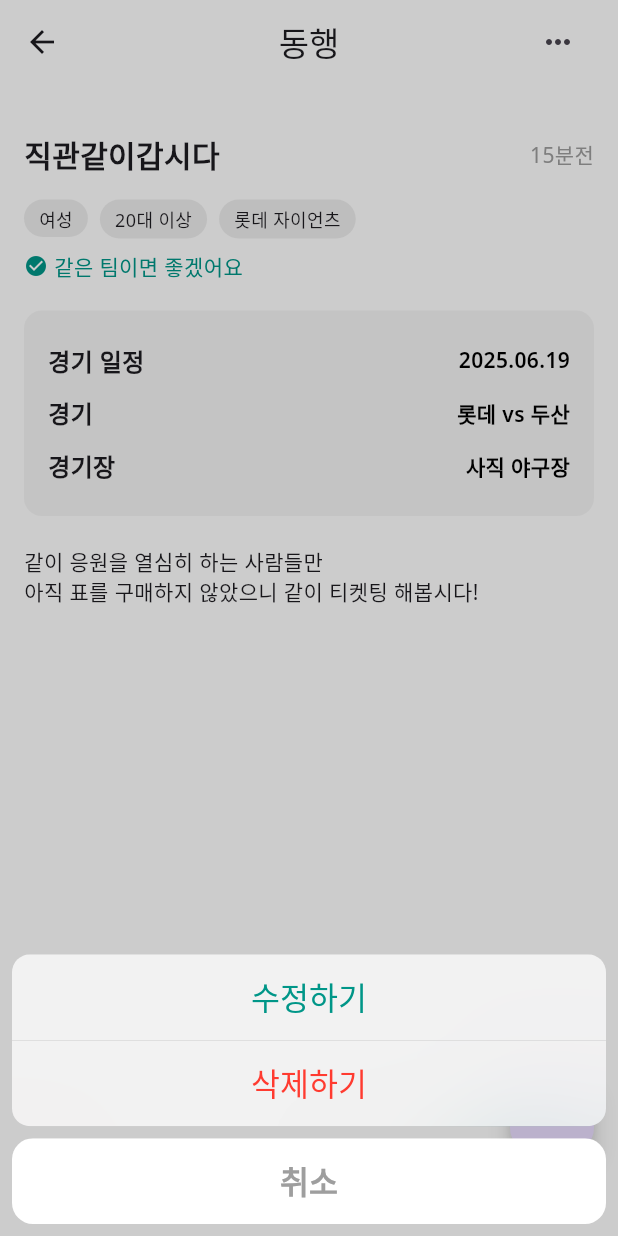
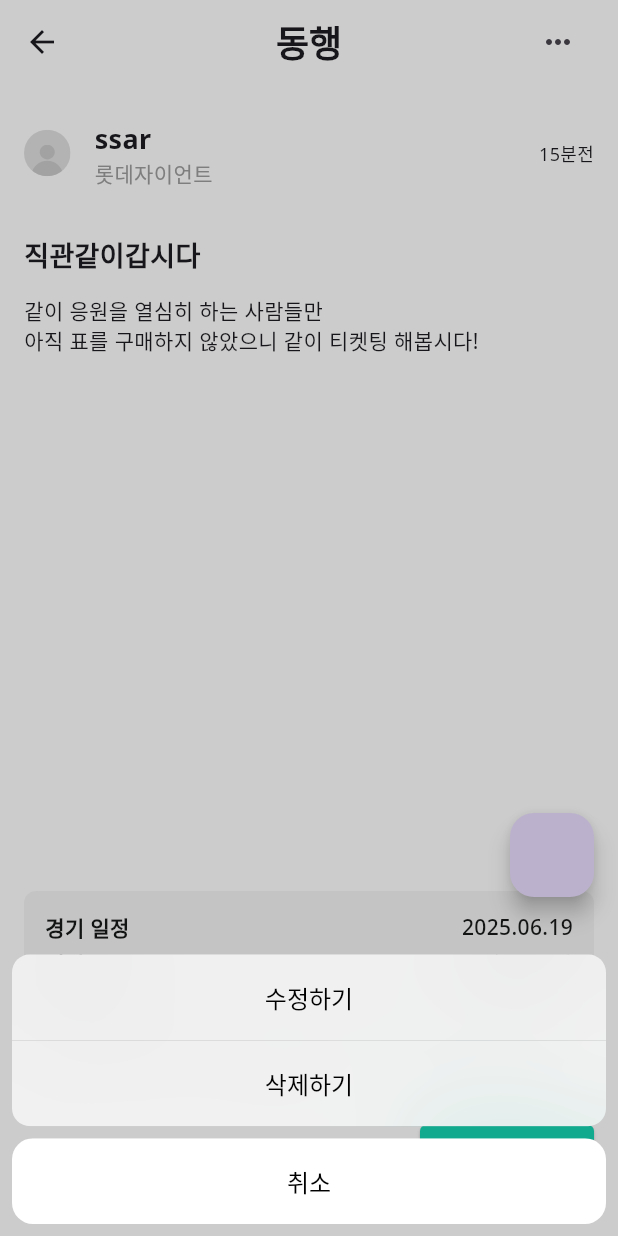
Before and after one commit to ballkkaye/frontend, a Flutter app: the UserMatchDetailPage screen opened directly, after a tap on the "keyboard control" icon, on a phone screen of 412 x 824 dp. Run offline on Flutter 3.47's test engine with Material 3 defaults, Android fonts, the phone set to English and light mode, and no system bars; our stand-ins replace dio, flutter_dotenv, flutter_riverpod, flutter_svg, google_fonts, table_calendar and 1 more.

```diff
--- a/lib/ui/pages/holder/user_match/detail_page/user_match_detail_page.dart
+++ b/lib/ui/pages/holder/user_match/detail_page/user_match_detail_page.dart
@@ -1,7 +1,8 @@
+import 'package:ballkkaye_frontend/_core/style/m_text.dart';
 import 'package:ballkkaye_frontend/ui/pages/holder/user_match/list_page/user_match_list_page.dart';
-import 'package:flutter/cupertino.dart';
 import 'package:flutter/material.dart';
 
+import 'widgets/user_match_detail_action_sheet.dart';
 import 'widgets/user_match_detail_body.dart';
 
 class UserMatchDetailPage extends StatelessWidget {
@@ -13,7 +14,7 @@ class UserMatchDetailPage extends StatelessWidget {
       appBar: _appbar(context),
       body: UserMatchDetailBody(),
       floatingActionButton: Padding(
-        padding: const EdgeInsets.only(bottom: 40),
+        padding: const EdgeInsets.only(bottom: 210),
         child: FloatingActionButton(onPressed: () {
           Navigator.push(
             context,
@@ -26,7 +27,7 @@ class UserMatchDetailPage extends StatelessWidget {
 
   PreferredSizeWidget _appbar(BuildContext context) {
     return AppBar(
-      title: Text('동행'),
+      title: MText.h1("동행"),
       centerTitle: true,
       leading: IconButton(
         icon: Icon(Icons.arrow_back),
@@ -35,40 +36,7 @@ class UserMatchDetailPage extends StatelessWidget {
         },
       ),
       actions: [
-        IconButton(
-          icon: Icon(Icons.more_horiz),
-          onPressed: () {
-            showCupertinoModalPopup(
-              context: context,
-              builder: (BuildContext context) => CupertinoActionSheet(
-                actions: [
-                  CupertinoActionSheetAction(
-                    child: Text('수정하기', style: TextStyle(color: Colors.teal)),
-                    onPressed: () {
-                      Navigator.pop(context);
-                      // 수정 로직
-                    },
-                  ),
-                  CupertinoActionSheetAction(
-                    child: Text('삭제하기'),
-                    isDestructiveAction: true,
-                    onPressed: () {
-                      Navigator.pop(context);
-                      // 삭제 로직
-                    },
-                  ),
-                ],
-                cancelButton: CupertinoActionSheetAction(
-                  child: Text('취소', style: TextStyle(color: Colors.grey)),
-                  isDefaultAction: true,
-                  onPressed: () {
-                    Navigator.pop(context);
-                  },
-                ),
-              ),
-            );
-          },
-        ),
+        UserMatchDetailActionSheet(),
         SizedBox(width: 16),
       ],
       elevation: 0,
--- /dev/null
+++ b/lib/ui/pages/holder/user_match/detail_page/widgets/user_match_detail_action_sheet.dart
@@ -0,0 +1,48 @@
+import 'package:ballkkaye_frontend/_core/style/m_color.dart';
+import 'package:ballkkaye_frontend/_core/style/m_text.dart';
+import 'package:flutter/cupertino.dart';
+import 'package:flutter/material.dart';
+
+class UserMatchDetailActionSheet extends StatelessWidget {
+  const UserMatchDetailActionSheet({
+    super.key,
+  });
+
+  @override
+  Widget build(BuildContext context) {
+    return IconButton(
+      icon: Icon(Icons.more_horiz),
+      onPressed: () {
+        showCupertinoModalPopup(
+          context: context,
+          builder: (BuildContext context) => CupertinoActionSheet(
+            actions: [
+              CupertinoActionSheetAction(
+                child: MText.modal2_4("수정하기", color: MColor.kLabel.strong),
+                onPressed: () {
+                  Navigator.pop(context);
+                  // 수정 로직
+                },
+              ),
+              CupertinoActionSheetAction(
+                child: MText.modal2_4("삭제하기", color: MColor.kLabel.strong),
+                isDestructiveAction: true,
+                onPressed: () {
+                  Navigator.pop(context);
+                  // 삭제 로직
+                },
+              ),
+            ],
+            cancelButton: CupertinoActionSheetAction(
+              child: MText.modal2_4("취소", color: MColor.kLabel.strong),
+              isDefaultAction: true,
+              onPressed: () {
+                Navigator.pop(context);
+              },
+            ),
+          ),
+        );
+      },
+    );
+  }
+}
--- /dev/null
+++ b/lib/ui/pages/holder/user_match/detail_page/widgets/user_match_detail_actionbar.dart
@@ -0,0 +1,47 @@
+import 'package:ballkkaye_frontend/_core/style/m_color.dart';
+import 'package:ballkkaye_frontend/_core/style/m_icon.dart';
+import 'package:ballkkaye_frontend/_core/style/m_text.dart';
+import 'package:flutter/material.dart';
+
+class UserMatchDetailActionBar extends StatelessWidget {
+  const UserMatchDetailActionBar({
+    super.key,
+  });
+
+  @override
+  Widget build(BuildContext context) {
+    return Row(
+      mainAxisAlignment: MainAxisAlignment.spaceBetween,
+      crossAxisAlignment: CrossAxisAlignment.center,
+      children: [
+        MIcon.page.userMatch.like,
+        Spacer(),
+        Row(
+          mainAxisSize: MainAxisSize.min,
+          crossAxisAlignment: CrossAxisAlignment.end, //
+          children: [
+            Padding(
+              padding: EdgeInsets.only(bottom: 2), //
+              child: Text(
+                '현재 2/6명 참여중',
+                style: TextStyle(fontSize: 12, fontWeight: FontWeight.w400, color: MColor.kLabel.alternative),
+              ),
+            ),
+            SizedBox(width: 12.5),
+            ElevatedButton(
+              onPressed: () {},
+              style: ElevatedButton.styleFrom(
+                backgroundColor: MColor.kPrimary.strong,
+                shape: RoundedRectangleBorder(
+                  borderRadius: BorderRadius.circular(4),
+                ),
+                padding: EdgeInsets.symmetric(horizontal: 21),
+              ),
+              child: MText.button1('채팅하기', color: MColor.kLabel.white),
+            ),
+          ],
+        ),
+      ],
+    );
+  }
+}
--- a/lib/ui/pages/holder/user_match/detail_page/widgets/user_match_detail_body.dart
+++ b/lib/ui/pages/holder/user_match/detail_page/widgets/user_match_detail_body.dart
@@ -1,4 +1,10 @@
+import 'package:ballkkaye_frontend/_core/style/m_text.dart';
 import 'package:flutter/material.dart';
+
+import 'user_match_detail_actionbar.dart';
+import 'user_match_detail_match_card.dart';
+import 'user_match_detail_profile.dart';
+import 'user_match_detail_tag_group.dart';
 
 class UserMatchDetailBody extends StatelessWidget {
   const UserMatchDetailBody({
@@ -13,130 +19,32 @@ class UserMatchDetailBody extends StatelessWidget {
         crossAxisAlignment: CrossAxisAlignment.start,
         children: [
           // 제목 + 시간
+          SizedBox(height: 23),
+          UserMatchDetailProfile(),
           SizedBox(height: 32),
-          Row(
-            mainAxisAlignment: MainAxisAlignment.spaceBetween,
-            children: [
-              Text(
-                '직관같이갑시다',
-                style: TextStyle(fontSize: 20, fontWeight: FontWeight.bold),
-              ),
-              Text('15분전', style: TextStyle(color: Colors.grey)),
-            ],
-          ),
-          SizedBox(height: 16),
-
-          // 태그들
-          Wrap(
-            spacing: 8,
-            children: [
-              _buildTag('여성'),
-              _buildTag('20대 이상'),
-              _buildTag('롯데 자이언츠'),
-            ],
-          ),
-
-          SizedBox(height: 8),
-          Row(
-            children: [
-              Icon(Icons.check_circle, color: Colors.teal, size: 16),
-              SizedBox(width: 4),
-              Text('같은 팀이면 좋겠어요', style: TextStyle(color: Colors.teal)),
-            ],
-          ),
-
-          SizedBox(height: 20),
-
-          // 경기 정보 카드
-          Container(
-            padding: EdgeInsets.all(16),
-            decoration: BoxDecoration(
-              color: Colors.grey.shade100,
-              borderRadius: BorderRadius.circular(12),
-            ),
-            child: Column(
-              children: [
-                _buildMatchRow('경기 일정', '2025.06.19'),
-                _buildMatchRow('경기', '롯데 vs 두산'),
-                _buildMatchRow('경기장', '사직 야구장'),
-              ],
-            ),
-          ),
-
-          SizedBox(height: 20),
-          Text(
-            '같이 응원을 열심히 하는 사람들만\n아직 표를 구매하지 않았으니 같이 티켓팅 해봅시다!',
-            style: TextStyle(fontSize: 14),
-          ),
+          MText.h3_6('직관같이갑시다'),
+          SizedBox(height: 13.5),
+          Text('같이 응원을 열심히 하는 사람들만\n아직 표를 구매하지 않았으니 같이 티켓팅 해봅시다!',
+              style: TextStyle(fontSize: 14, fontWeight: FontWeight.w400)),
 
           Spacer(),
 
+          // 경기 정보 카드
+          UserMatchDetailMatchCard(),
+
+          SizedBox(height: 9),
+
+          // 태그들
+          UserMatchDetailTagGroup(),
+
+          SizedBox(height: 23),
+
           // 참여 인원 + 버튼
-          Row(
-            mainAxisAlignment: MainAxisAlignment.spaceBetween,
-            crossAxisAlignment: CrossAxisAlignment.center,
-            children: [
-              Icon(Icons.favorite_border, color: Colors.red),
+          UserMatchDetailActionBar(),
 
-              Spacer(), // 아이콘과 텍스트/버튼 사이 간격을 밀어냄
-
-              Row(
-                mainAxisSize: MainAxisSize.min, // 내부 Row 크기만큼만 차지
-                crossAxisAlignment: CrossAxisAlignment.center,
-                children: [
-                  Column(
-                    crossAxisAlignment: CrossAxisAlignment.end, // 텍스트 오른쪽 정렬
-                    children: [
-                      Text('현재 2/6명 참여중', style: TextStyle(fontSize: 12, color: Colors.grey)),
-                      Text('ssar', style: TextStyle(fontSize: 16, fontWeight: FontWeight.bold)),
-                    ],
-                  ),
-                  SizedBox(width: 8), // 텍스트와 버튼 사이 간격
-                  ElevatedButton(
-                    onPressed: () {},
-                    style: ElevatedButton.styleFrom(
-                      backgroundColor: Colors.teal,
-                      shape: RoundedRectangleBorder(
-                        borderRadius: BorderRadius.circular(8),
-                      ),
-                      padding: EdgeInsets.symmetric(horizontal: 16, vertical: 10),
-                    ),
-                    child: Text('채팅하기', style: TextStyle(color: Colors.white)),
-                  ),
-                ],
-              ),
-            ],
-          ),
-          SizedBox(height: 20),
+          SizedBox(height: 30),
         ],
       ),
     );
   }
 }
-
-Widget _buildTag(String label) {
-  return Container(
-    padding: EdgeInsets.symmetric(horizontal: 10, vertical: 4),
-    decoration: BoxDecoration(
-      color: Colors.grey.shade200,
-      borderRadius: BorderRadius.circular(20),
-    ),
-    child: Text(label, style: TextStyle(fontSize: 12)),
-  );
-}
-
-Widget _buildMatchRow(String label, String value) {
-  return Padding(
-    padding: const EdgeInsets.symmetric(vertical: 6),
-    child: Row(
-      mainAxisAlignment: MainAxisAlignment.spaceBetween,
-      children: [
-        Text(label, style: TextStyle(fontWeight: FontWeight.bold, fontSize: 16)),
-        Text(
-          value,
-          style: TextStyle(color: Colors.black, fontWeight: FontWeight.w600),
-        ),
-      ],
-    ),
-  );
-}
--- /dev/null
+++ b/lib/ui/pages/holder/user_match/detail_page/widgets/user_match_detail_match_card.dart
@@ -0,0 +1,29 @@
+import 'package:flutter/material.dart';
+
+import 'user_match_detail_match_row.dart';
+
+class UserMatchDetailMatchCard extends StatelessWidget {
+  const UserMatchDetailMatchCard({
+    super.key,
+  });
+
+  @override
+  Widget build(BuildContext context) {
+    return Container(
+      padding: EdgeInsets.all(14),
+      decoration: BoxDecoration(
+        color: Colors.grey.shade100,
+        borderRadius: BorderRadius.circular(8),
+      ),
+      child: Column(
+        children: [
+          MatchRow(label: '경기 일정', value: '2025.06.19'),
+          SizedBox(height: 4),
+          MatchRow(label: '경기', value: '롯데 vs 두산'),
+          SizedBox(height: 4),
+          MatchRow(label: '경기장', value: '사직 야구장'),
+        ],
+      ),
+    );
+  }
+}
--- /dev/null
+++ b/lib/ui/pages/holder/user_match/detail_page/widgets/user_match_detail_match_row.dart
@@ -0,0 +1,21 @@
+import 'package:ballkkaye_frontend/_core/style/m_color.dart';
+import 'package:ballkkaye_frontend/_core/style/m_text.dart';
+import 'package:flutter/material.dart';
+
+class MatchRow extends StatelessWidget {
+  final String label;
+  final String value;
+
+  const MatchRow({super.key, required this.label, required this.value});
+
+  @override
+  Widget build(BuildContext context) {
+    return Row(
+      mainAxisAlignment: MainAxisAlignment.spaceBetween,
+      children: [
+        Text(label, style: TextStyle(fontWeight: FontWeight.bold, color: MColor.kLabel.normal, fontSize: 14)),
+        MText.label1_5(value, color: MColor.kLabel.normal),
+      ],
+    );
+  }
+}
--- /dev/null
+++ b/lib/ui/pages/holder/user_match/detail_page/widgets/user_match_detail_profile.dart
@@ -0,0 +1,41 @@
+import 'package:ballkkaye_frontend/_core/style/m_icon.dart';
+import 'package:ballkkaye_frontend/_core/style/m_text.dart';
+import 'package:flutter/material.dart';
+
+class UserMatchDetailProfile extends StatelessWidget {
+  const UserMatchDetailProfile({
+    super.key,
+  });
+
+  @override
+  Widget build(BuildContext context) {
+    return Row(
+      children: [
+        Padding(
+          padding: EdgeInsets.symmetric(vertical: 4),
+          child: ClipOval(
+            child: Container(
+              width: 31,
+              height: 31,
+              color: Colors.grey[300],
+              child: Align(
+                alignment: Alignment(0, 1),
+                child: MIcon.page.mypage.userDummy,
+              ),
+            ),
+          ),
+        ),
+        SizedBox(width: 16),
+        Column(
+          crossAxisAlignment: CrossAxisAlignment.start,
+          children: [
+            MText.h3_7("ssar"),
+            MText.label1_5("롯데자이언트", color: Colors.grey),
+          ],
+        ),
+        Spacer(),
+        Text('15분전', style: TextStyle(fontSize: 12, fontWeight: FontWeight.w400)),
+      ],
+    );
+  }
+}
--- /dev/null
+++ b/lib/ui/pages/holder/user_match/detail_page/widgets/user_match_detail_tag.dart
@@ -0,0 +1,20 @@
+import 'package:ballkkaye_frontend/_core/style/m_color.dart';
+import 'package:ballkkaye_frontend/_core/style/m_text.dart';
+import 'package:flutter/material.dart';
+
+class UserMatchDetailTag extends StatelessWidget {
+  final String label;
+
+  const UserMatchDetailTag({super.key, required this.label});
+
+  @override
+  Widget build(BuildContext context) {
+    return Container(
+        padding: EdgeInsets.symmetric(horizontal: 10, vertical: 4),
+        decoration: BoxDecoration(
+          color: Colors.grey.shade200,
+          borderRadius: BorderRadius.circular(15),
+        ),
+        child: MText.label3(label, color: MColor.kLabel.neutral));
+  }
+}
--- /dev/null
+++ b/lib/ui/pages/holder/user_match/detail_page/widgets/user_match_detail_tag_group.dart
@@ -0,0 +1,35 @@
+import 'package:ballkkaye_frontend/_core/style/m_color.dart';
+import 'package:ballkkaye_frontend/_core/style/m_icon.dart';
+import 'package:ballkkaye_frontend/_core/style/m_text.dart';
+import 'package:flutter/material.dart';
+
+import 'user_match_detail_tag.dart';
+
+class UserMatchDetailTagGroup extends StatelessWidget {
+  const UserMatchDetailTagGroup({
+    super.key,
+  });
+
+  @override
+  Widget build(BuildContext context) {
+    return Wrap(
+      spacing: 8,
+      children: [
+        UserMatchDetailTag(label: '여성'),
+        UserMatchDetailTag(label: '20대 이상'),
+        UserMatchDetailTag(label: '롯데 자이언츠'),
+        Container(
+          padding: const EdgeInsets.symmetric(vertical: 2.5),
+          child: Row(
+            mainAxisSize: MainAxisSize.min,
+            children: [
+              MIcon.page.userMatch.checkedBox,
+              const SizedBox(width: 4),
+              MText.valid('같은팀 이면 좋겠어요', color: MColor.kPrimary.strong)
+            ],
+          ),
+        ),
+      ],
+    );
+  }
+}
```
